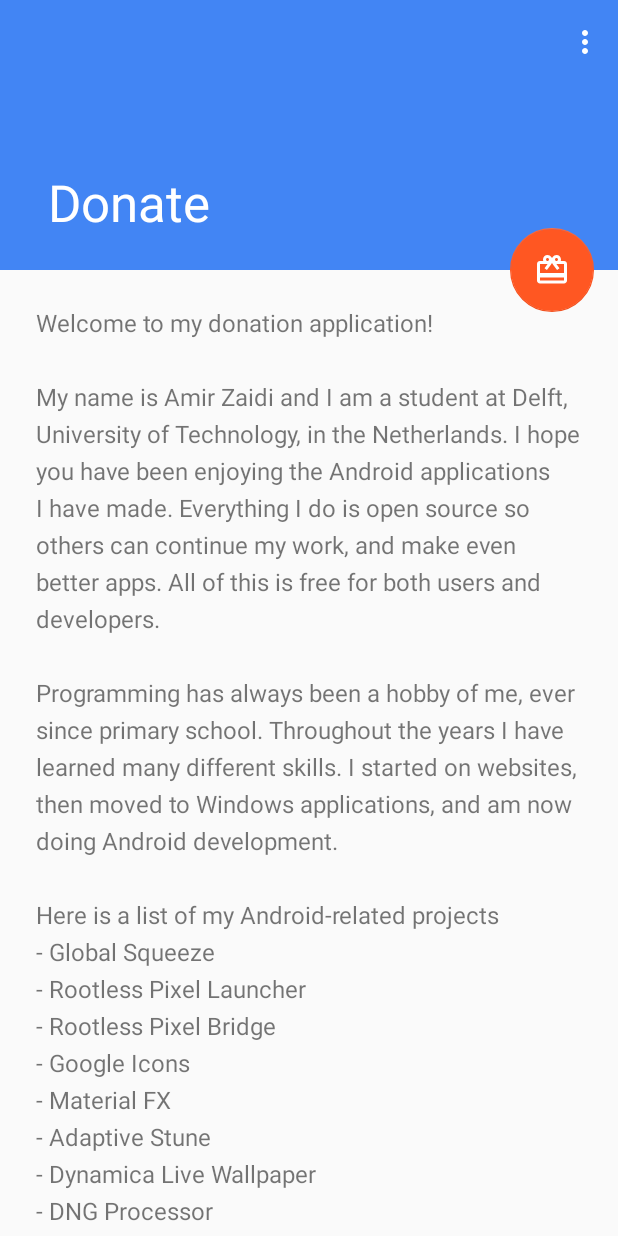
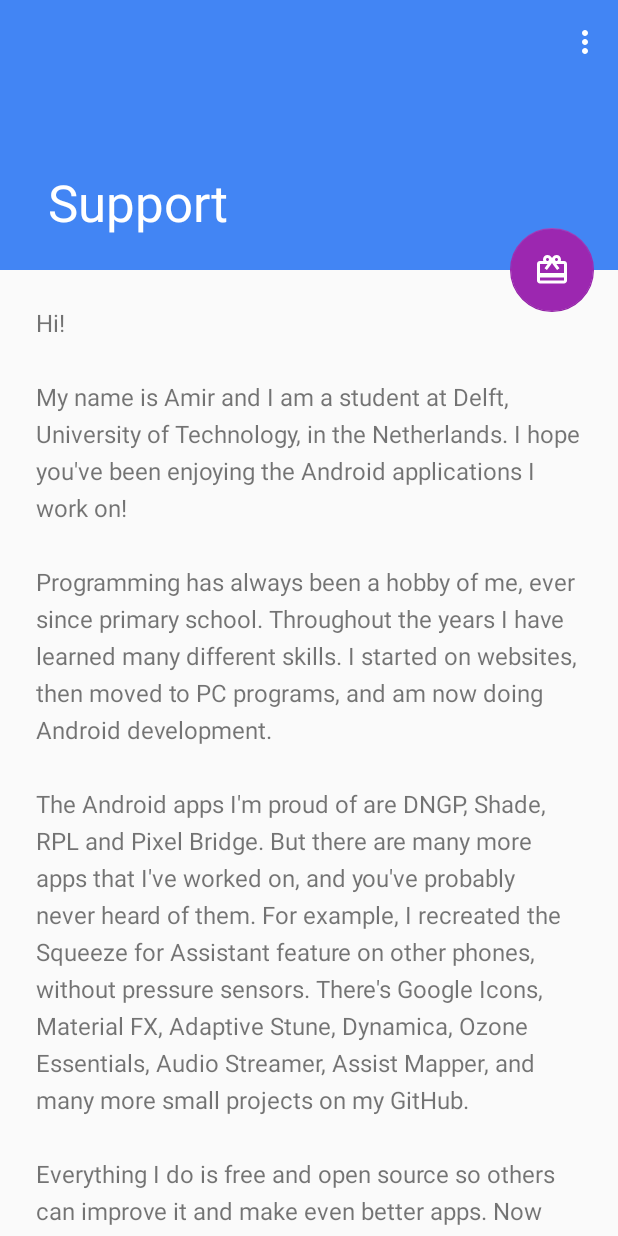
Before and after one commit to amirzaidi/Donation, an Android app: the screen it shows after launch (DonationActivity), on a phone screen of 412 x 824 dp. Run offline under Robolectric (Android 15) with nearby library versions, the phone set to English and light mode, and no system bars; libraries missing offline, so code that uses them is left out: com.android.billingclient; 2 statements that could not run were skipped.

Commit message:
Update text and theme for new update

```diff
--- a/app/src/main/AndroidManifest.xml
+++ b/app/src/main/AndroidManifest.xml
@@ -7,14 +7,12 @@
         android:icon="@mipmap/ic_launcher"
         android:label="@string/app_name"
         android:supportsRtl="true"
-        android:theme="@style/AppTheme">
+        android:theme="@style/AppTheme.NoActionBar">
         <activity
             android:name=".DonationActivity"
-            android:label="@string/app_name"
-            android:theme="@style/AppTheme.NoActionBar">
+            android:label="@string/app_name">
             <intent-filter>
                 <action android:name="android.intent.action.MAIN" />
-
                 <category android:name="android.intent.category.LAUNCHER" />
             </intent-filter>
         </activity>
--- a/app/src/main/java/amirz/donation/BillingHandler.java
+++ b/app/src/main/java/amirz/donation/BillingHandler.java
@@ -1,14 +1,17 @@
 package amirz.donation;
 
 import android.app.Activity;
-import android.support.annotation.Nullable;
 import android.util.Log;
+
+import androidx.annotation.Nullable;
 
 import com.android.billingclient.api.BillingClient;
 import com.android.billingclient.api.BillingClientStateListener;
 import com.android.billingclient.api.BillingFlowParams;
-import com.android.billingclient.api.ConsumeResponseListener;
+import com.android.billingclient.api.BillingResult;
+import com.android.billingclient.api.ConsumeParams;
 import com.android.billingclient.api.Purchase;
+import com.android.billingclient.api.PurchaseHistoryRecord;
 import com.android.billingclient.api.PurchaseHistoryResponseListener;
 import com.android.billingclient.api.PurchasesUpdatedListener;
 import com.android.billingclient.api.SkuDetails;
@@ -19,6 +22,8 @@
 import java.util.HashMap;
 import java.util.List;
 import java.util.Map;
+
+import static com.android.billingclient.api.BillingClient.BillingResponseCode.OK;
 
 public class BillingHandler {
     private static final String TAG = "BillingHandler";
@@ -39,6 +44,7 @@
 
         mBilling = BillingClient.newBuilder(mActivity)
                 .setListener(listener)
+                .enablePendingPurchases()
                 .build();
 
         mBilling.startConnection(listener);
@@ -49,12 +55,11 @@
     }
 
     public void buy(SkuDetails sku) {
-        int response = mBilling.launchBillingFlow(mActivity, BillingFlowParams.newBuilder()
-                .setSku(sku.getSku())
-                .setType(sku.getType())
-                .build());
-
-        Log.w(TAG, "buy " + response);
+        BillingResult response =
+                mBilling.launchBillingFlow(mActivity, BillingFlowParams.newBuilder()
+                        .setSkuDetails(sku)
+                        .build());
+        Log.w(TAG, "buy " + response.getDebugMessage());
     }
 
     public void destroy() {
@@ -67,11 +72,11 @@
         void onPurchased(SkuDetails sku, boolean isNew);
     }
 
-    private class Listener implements BillingClientStateListener, SkuDetailsResponseListener, PurchasesUpdatedListener, PurchaseHistoryResponseListener {
+    private class Listener implements BillingClientStateListener, SkuDetailsResponseListener,
+            PurchasesUpdatedListener, PurchaseHistoryResponseListener {
         @Override
-        public void onBillingSetupFinished(int responseCode) {
-            Log.w(TAG, "onBillingSetupFinished " + responseCode);
-
+        public void onBillingSetupFinished(BillingResult billingResult) {
+            Log.w(TAG, "onBillingSetupFinished " + billingResult.getDebugMessage());
             mBilling.querySkuDetailsAsync(SkuDetailsParams.newBuilder()
                     .setSkusList(mSkuKeys)
                     .setType(BillingClient.SkuType.INAPP)
@@ -79,23 +84,17 @@
         }
 
         @Override
-        public void onSkuDetailsResponse(int responseCode, List<SkuDetails> skuDetailsList) {
-            Log.w(TAG, "onSkuDetailsResponse " + responseCode + " " + skuDetailsList.size());
-
-            mSkus.clear();
-            for (SkuDetails sku : skuDetailsList) {
-                mSkus.put(sku.getSku(), sku);
-            }
-
-            mCb.onStateChanged(true);
-            mBilling.queryPurchaseHistoryAsync(BillingClient.SkuType.INAPP, this);
+        public void onBillingServiceDisconnected() {
+            Log.w(TAG, "onBillingServiceDisconnected");
+            mCb.onStateChanged(false);
         }
 
         @Override
-        public void onPurchaseHistoryResponse(int responseCode, List<Purchase> purchasesList) {
-            Log.w(TAG, "onPurchaseHistoryResponse " + responseCode);
-            if (purchasesList != null) {
-                for (Purchase purchase : purchasesList) {
+        public void onPurchaseHistoryResponse(BillingResult billingResult,
+                                              List<PurchaseHistoryRecord> list) {
+            Log.w(TAG, "onPurchaseHistoryResponse " + billingResult.getDebugMessage());
+            if (list != null) {
+                for (PurchaseHistoryRecord purchase : list) {
                     SkuDetails sku = mSkus.get(purchase.getSku());
                     mCb.onPurchased(sku, false);
                 }
@@ -103,18 +102,18 @@
         }
 
         @Override
-        public void onPurchasesUpdated(int responseCode, @Nullable List<Purchase> purchases) {
-            Log.w(TAG, "onPurchaseUpdated " + responseCode);
-            if (purchases != null) {
-                for (Purchase purchase : purchases) {
+        public void onPurchasesUpdated(BillingResult billingResult, @Nullable List<Purchase> list) {
+            Log.w(TAG, "onPurchaseUpdated " + billingResult.getDebugMessage());
+            if (list != null) {
+                for (Purchase purchase : list) {
                     final SkuDetails sku = mSkus.get(purchase.getSku());
-                    mBilling.consumeAsync(purchase.getPurchaseToken(), new ConsumeResponseListener() {
-                        @Override
-                        public void onConsumeResponse(int responseCode, String purchaseToken) {
-                            Log.w(TAG, "consumePurchase " + responseCode);
-                            if (responseCode == BillingClient.BillingResponse.OK) {
-                                mCb.onPurchased(sku, true);
-                            }
+                    mBilling.consumeAsync(ConsumeParams.newBuilder()
+                            .setDeveloperPayload(purchase.getDeveloperPayload())
+                            .setPurchaseToken(purchase.getPurchaseToken())
+                            .build(), (b, s) -> {
+                        Log.w(TAG, "onConsumePurchase " + billingResult.getDebugMessage());
+                        if (billingResult.getResponseCode() == OK) {
+                            mCb.onPurchased(sku, true);
                         }
                     });
                 }
@@ -122,9 +121,17 @@
         }
 
         @Override
-        public void onBillingServiceDisconnected() {
-            Log.w(TAG, "onBillingServiceDisconnected");
-            mCb.onStateChanged(false);
+        public void onSkuDetailsResponse(BillingResult billingResult, List<SkuDetails> list) {
+            Log.w(TAG, "onSkuDetailsResponse " + billingResult.getDebugMessage()
+                    + " " + list.size());
+
+            mSkus.clear();
+            for (SkuDetails sku : list) {
+                mSkus.put(sku.getSku(), sku);
+            }
+
+            mCb.onStateChanged(true);
+            mBilling.queryPurchaseHistoryAsync(BillingClient.SkuType.INAPP, this);
         }
     }
 }
--- a/app/src/main/java/amirz/donation/DonationActivity.java
+++ b/app/src/main/java/amirz/donation/DonationActivity.java
@@ -6,7 +6,6 @@
 import android.util.Log;
 import android.view.Menu;
 import android.view.MenuItem;
-import android.view.View;
 
 import com.android.billingclient.api.SkuDetails;
 import com.google.android.material.floatingactionbutton.FloatingActionButton;
@@ -38,12 +37,8 @@
 
         mFab = findViewById(R.id.fab);
         mFab.setEnabled(false);
-        mFab.setOnClickListener(new View.OnClickListener() {
-            @Override
-            public void onClick(View view) {
-                mDialog.show(getSupportFragmentManager(), DonationFragment.TAG);
-            }
-        });
+        mFab.setOnClickListener(
+                view -> mDialog.show(getSupportFragmentManager(), DonationFragment.TAG));
 
         mBilling = new BillingHandler(this, this, SKU);
         mDialog = new DonationFragment();
--- a/app/src/main/java/amirz/donation/DonationFragment.java
+++ b/app/src/main/java/amirz/donation/DonationFragment.java
@@ -4,15 +4,14 @@
 import android.content.DialogInterface;
 import android.os.Bundle;
 
+import androidx.appcompat.app.AlertDialog;
+import androidx.fragment.app.DialogFragment;
+
 import com.android.billingclient.api.SkuDetails;
 
 import java.util.ArrayList;
 import java.util.Collections;
-import java.util.Comparator;
 import java.util.List;
-
-import androidx.appcompat.app.AlertDialog;
-import androidx.fragment.app.DialogFragment;
 
 public class DonationFragment extends DialogFragment {
     public static final String TAG = "DonationFragment";
@@ -27,23 +26,13 @@
         final DonationActivity activity = (DonationActivity) getActivity();
 
         List<SkuDetails> skus = new ArrayList<>(activity.getSkus());
-        Collections.sort(skus, new Comparator<SkuDetails>() {
-            @Override
-            public int compare(SkuDetails o1, SkuDetails o2) {
-                return Long.compare(o1.getPriceAmountMicros(), o2.getPriceAmountMicros());
-            }
-        });
+        Collections.sort(skus, (o1, o2) -> Long.compare(o1.getPriceAmountMicros(), o2.getPriceAmountMicros()));
 
         for (int i = 0; i < skus.size() && i < 2; i++) {
             final SkuDetails sku = skus.get(i);
 
             String price = sku.getPrice();
-            DialogInterface.OnClickListener listener = new DialogInterface.OnClickListener() {
-                @Override
-                public void onClick(DialogInterface dialog, int which) {
-                    activity.buy(sku);
-                }
-            };
+            DialogInterface.OnClickListener listener = (dialog, which) -> activity.buy(sku);
 
             if (i == 0) {
                 // Cheapest IAP
--- a/app/src/main/res/values/colors.xml
+++ b/app/src/main/res/values/colors.xml
@@ -1,6 +1,6 @@
 <?xml version="1.0" encoding="utf-8"?>
 <resources>
-    <color name="colorPrimary">#ff4285f4</color>
-    <color name="colorPrimaryDark">#ff4285f4</color>
-    <color name="colorAccent">#ffff5722</color>
+    <color name="colorPrimary">#4285F4</color>
+    <color name="colorPrimaryDark">#4285F4</color>
+    <color name="colorAccent">#9C27B0</color>
 </resources>
--- a/app/src/main/res/values/strings.xml
+++ b/app/src/main/res/values/strings.xml
@@ -1,35 +1,25 @@
 <resources>
-    <string name="app_name">Donate</string>
+    <string name="app_name">Support</string>
     <string name="story">
-        "Welcome to my donation application!"
+        "Hi!"
 
-        "\n\nMy name is Amir Zaidi and I am a student at Delft, University of Technology, in the Netherlands."
-        "I hope you have been enjoying the Android applications I have made."
-        "Everything I do is open source so others can continue my work, and make even better apps."
-        "All of this is free for both users and developers."
+        "\n\nMy name is Amir and I am a student at Delft, University of Technology, in the Netherlands."
+        "I hope you've been enjoying the Android applications I work on!"
 
         "\n\nProgramming has always been a hobby of me, ever since primary school."
         "Throughout the years I have learned many different skills."
-        "I started on websites, then moved to Windows applications, and am now doing Android development."
+        "I started on websites, then moved to PC programs, and am now doing Android development."
 
-        "\n\nHere is a list of my Android-related projects"
-        "\n- Global Squeeze"
-        "\n- Rootless Pixel Launcher"
-        "\n- Rootless Pixel Bridge"
-        "\n- Google Icons"
-        "\n- Material FX"
-        "\n- Adaptive Stune"
-        "\n- Dynamica Live Wallpaper"
-        "\n- DNG Processor"
-        "\n- Night Camera"
-        "\n- Ozone Essentials"
-        "\n- Audio Streamer"
-        "\n- Assist Mapper"
+        "\n\nThe Android apps I'm proud of are DNGP, Shade, RPL and Pixel Bridge."
+        "But there are many more apps that I've worked on, and you've probably never heard of them."
+        "For example, I recreated the Squeeze for Assistant feature on other phones, without pressure sensors."
+        "There's Google Icons, Material FX, Adaptive Stune, Dynamica, Ozone Essentials, Audio Streamer, Assist Mapper, and many more small projects on my GitHub."
 
-        "\n\nNow I, as everyone else, have only a limited amount of time."
-        "Still, I feel like there aren't enough open source developments and want to push other developers to adopt the model too, so I keep going."
-        "You can support me and my journey by donating with the orange button above."
-        "Every gift will be remembered, and put to use for updates and new applications in the future."
+        "\n\nEverything I do is free and open source so others can improve it and make even better apps."
+        "Now I, as everyone else, have only a limited amount of time."
+        "Still I feel like there isn't enough open source development and want to push other developers to adopt the model too."
+        "You can support me and my journey by buying an item with the orange button above."
+        "Every purchase will be remembered, and put to use for updates and new applications in the future."
 
         "\n\nIf you wish to contact me, it is very easy to reach me outside of school hours."
         "Click on the three dots in the top right corner of the screen."
@@ -37,14 +27,14 @@
         "I do not read my e-mails often, so if you have something urgent I recommend using Telegram."
 
         "\n\nThanks for reading my story!"
-        "\nAmir Zaidi"
+        "\n\nAmir Zaidi"
     </string>
 
     <string name="action_telegram">Telegram</string>
     <string name="action_mail">E-Mail</string>
 
-    <string name="donate_title">Support me</string>
-    <string name="donate_desc">Here you can send me a donation if you want to.</string>
-    <string name="donate_new">Thank you for your support! &lt;3</string>
-    <string name="donate_history">Thank you for your support!</string>
+    <string name="donate_title">Purchases</string>
+    <string name="donate_desc">Here you can support me by buying one of these items</string>
+    <string name="donate_new">You have now achieved a feeling of pride and accomplishment!</string>
+    <string name="donate_history">Enjoy your feeling of pride and accomplishment!</string>
 </resources>
--- a/app/src/main/res/values/styles.xml
+++ b/app/src/main/res/values/styles.xml
@@ -1,14 +1,14 @@
 <resources>
 
     <!-- Base application theme. -->
-    <style name="AppTheme" parent="Theme.AppCompat.Light.DarkActionBar">
+    <style name="AppTheme" parent="Theme.AppCompat.DayNight">
         <!-- Customize your theme here. -->
         <item name="colorPrimary">@color/colorPrimary</item>
         <item name="colorPrimaryDark">@color/colorPrimaryDark</item>
         <item name="colorAccent">@color/colorAccent</item>
     </style>
 
-    <style name="AppTheme.NoActionBar">
+    <style name="AppTheme.NoActionBar" parent="AppTheme">
         <item name="windowActionBar">false</item>
         <item name="windowNoTitle">true</item>
     </style>
```
Also changed, not shown: app/build.gradle (+9 -5 lines).
